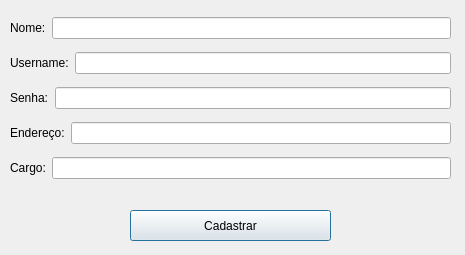
First picture: the form in colaboradores/cadastrocolaborador.ui, repository ViniiGabriel/hotelQT, before the edit.
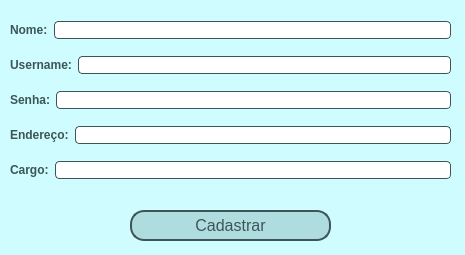
Second picture: the form after the edit.

Diff of the .ui file:
```diff
--- a/colaboradores/cadastrocolaborador.ui
+++ b/colaboradores/cadastrocolaborador.ui
@@ -13,6 +13,34 @@
   <property name="windowTitle">
    <string>Cadastro de Colaborador</string>
   </property>
+  <property name="styleSheet">
+   <string notr="true">QDialog{
+	background-color: #cffdff;
+}
+
+QPushButton{
+	background-color: #afdcde;
+	border-radius: 14px;
+	border: 2px solid #3d5557;
+	color: #3d5557;
+	font-size: 16px;
+}
+
+QPushButton::hover{
+	background-color: #b9faf4;
+}
+
+QLabel{
+	color: #3d5557;
+	font-weight: bold;
+}
+
+QLineEdit {
+	border-radius: 4px;
+	border: 1px solid #3d5557
+}
+</string>
+  </property>
   <widget class="QPushButton" name="pushButton">
    <property name="geometry">
     <rect>
```
